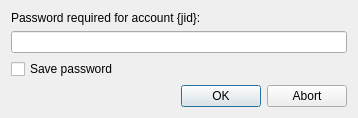
This is data/dlg_password_prompt.ui in jabbercat/jabbercat as Qt 5 draws it before an edit. The edited form follows.
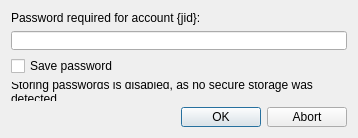
This is the edited form.

Commit message: Implement saving of passwords from password prompt

What changed in the file:
```diff
--- a/data/dlg_password_prompt.ui
+++ b/data/dlg_password_prompt.ui
@@ -7,7 +7,7 @@
     <x>0</x>
     <y>0</y>
     <width>358</width>
-    <height>114</height>
+    <height>134</height>
    </rect>
   </property>
   <property name="windowTitle">
@@ -38,6 +38,16 @@
      </property>
     </widget>
    </item>
+   <item>
+    <widget class="QLabel" name="acc_password_warning">
+     <property name="text">
+      <string>Storing passwords is disabled, as no secure storage was detected.</string>
+     </property>
+     <property name="wordWrap">
+      <bool>true</bool>
+     </property>
+    </widget>
+   </item>
    <item>
     <widget class="QDialogButtonBox" name="buttonBox">
      <property name="orientation">
```
The commit also changes 3 other files.
